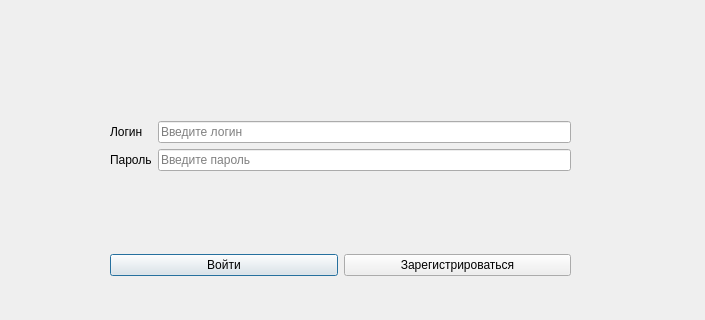
Old version of the form logindialog.ui in the repository Jwin531/Messenger; both pictures show x 0 to 705 and y 96 to 416 of the 705 by 546 pixel window.
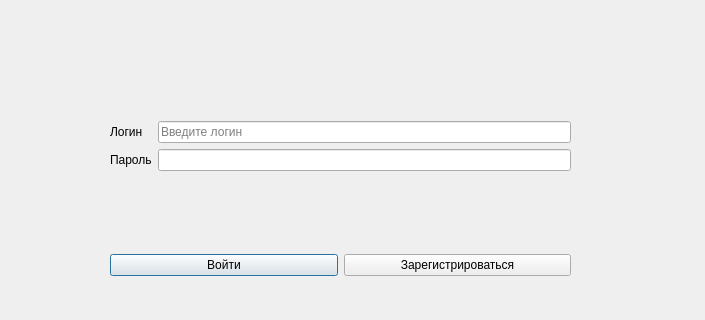
New version of the form.

The edit to the form file:
```diff
--- a/logindialog.ui
+++ b/logindialog.ui
@@ -64,7 +64,7 @@
            <enum>QLineEdit::Password</enum>
           </property>
           <property name="placeholderText">
-           <string>Введите пароль</string>
+           <string/>
           </property>
          </widget>
         </item>
```
